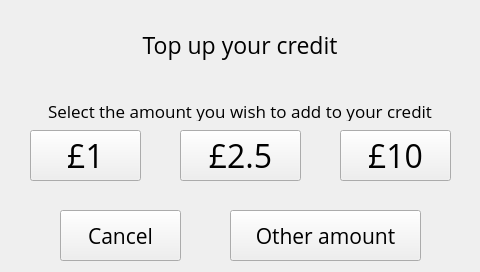
Above: xbterminal/gui/ui.ui from alexykot/xbterminal-firmware before the change. Below: the same form after it.
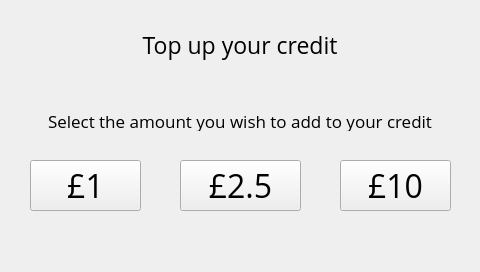
That is the form after the change. The open tabs and pages were chosen to show the change.

Commit message: Disable pay_confirm screen, update UI

```diff
--- a/xbterminal/gui/ui.ui
+++ b/xbterminal/gui/ui.ui
@@ -300,7 +300,7 @@
      <property name="geometry">
       <rect>
        <x>30</x>
-       <y>130</y>
+       <y>160</y>
        <width>111</width>
        <height>51</height>
       </rect>
@@ -319,7 +319,7 @@
      <property name="geometry">
       <rect>
        <x>180</x>
-       <y>130</y>
+       <y>160</y>
        <width>121</width>
        <height>51</height>
       </rect>
@@ -338,7 +338,7 @@
      <property name="geometry">
       <rect>
        <x>340</x>
-       <y>130</y>
+       <y>160</y>
        <width>111</width>
        <height>51</height>
       </rect>
@@ -353,47 +353,11 @@
       <string>£10</string>
      </property>
     </widget>
-    <widget class="QPushButton" name="pamount_opt4_btn">
-     <property name="geometry">
-      <rect>
-       <x>230</x>
-       <y>210</y>
-       <width>191</width>
-       <height>51</height>
-      </rect>
-     </property>
-     <property name="font">
-      <font>
-       <pointsize>16</pointsize>
-      </font>
-     </property>
-     <property name="text">
-      <string>Other amount</string>
-     </property>
-    </widget>
-    <widget class="QPushButton" name="pamount_cancel_btn">
-     <property name="geometry">
-      <rect>
-       <x>60</x>
-       <y>210</y>
-       <width>121</width>
-       <height>51</height>
-      </rect>
-     </property>
-     <property name="font">
-      <font>
-       <pointsize>16</pointsize>
-      </font>
-     </property>
-     <property name="text">
-      <string>Cancel</string>
-     </property>
-    </widget>
     <widget class="QLabel" name="pamount_add_lbl">
      <property name="geometry">
       <rect>
        <x>0</x>
-       <y>100</y>
+       <y>110</y>
        <width>480</width>
        <height>21</height>
       </rect>
```
Left out of the diff: 44 changed lines with no effect on the pictures. The commit also changes 3 other files.
